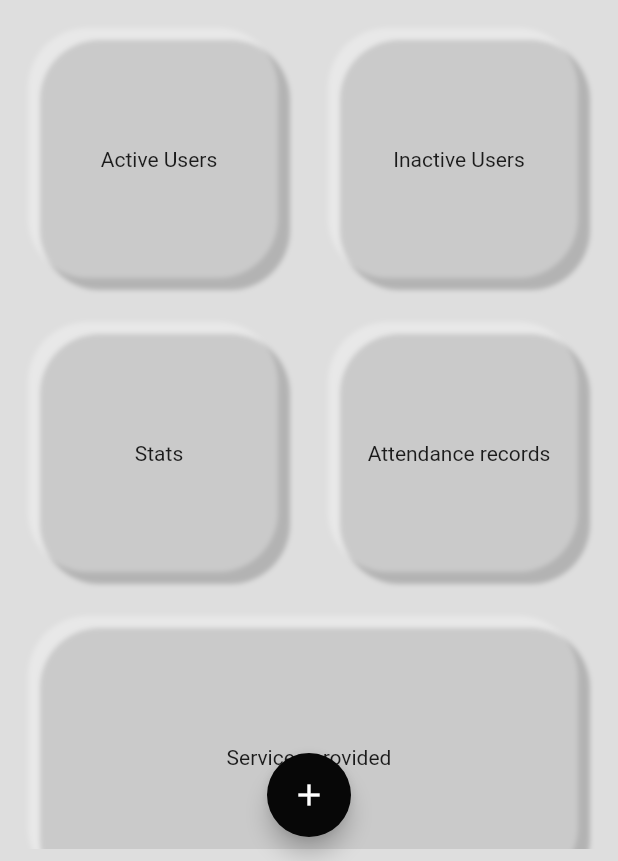
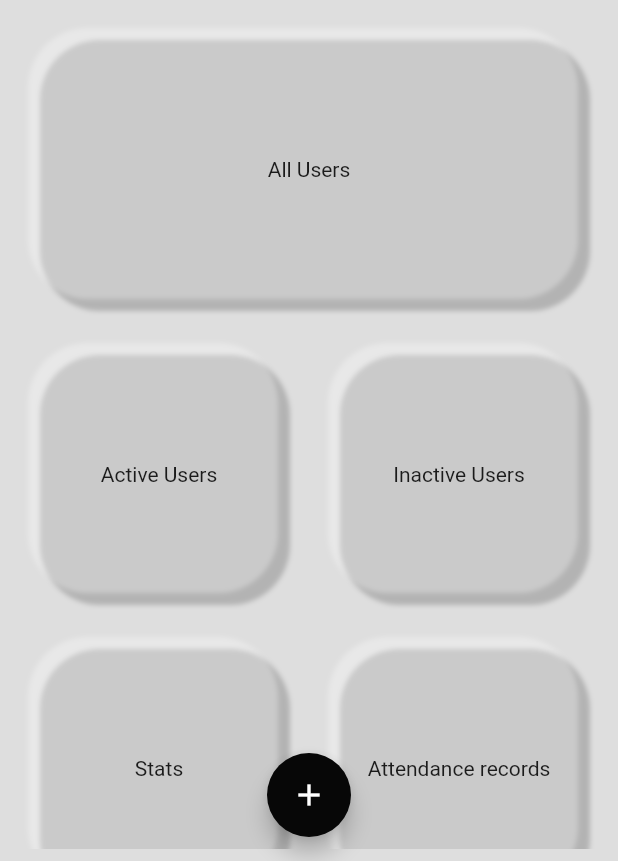
Before and after one commit to Nicole-ABC/springsuperior, a Flutter app: the screen it shows after launch, on a phone screen of 412 x 824 dp, the part 375-1236 px from its top. Run offline on Flutter 3.47's test engine with Material 2 defaults, Android fonts, the phone set to English and light mode, and no system bars; our stand-ins replace sqflite; accounts and stored records are empty.

Commit message:
Created member services for functions related to member database table, added list item widget for each member, UI/UX changes

```diff
--- a/lib/pages/home.dart
+++ b/lib/pages/home.dart
@@ -1,6 +1,7 @@
 import 'package:flutter/cupertino.dart';
 import 'package:flutter/material.dart';
 import 'package:spring_superior/pages/member_form.dart';
+import 'package:spring_superior/pages/members.dart';
 
 class HomePage extends StatefulWidget {
   @override
@@ -18,6 +19,36 @@ class _HomePageState extends State<HomePage> {
             padding: EdgeInsets.all(8.0),
             child: ListView(
               children: <Widget>[
+                Padding(
+                  padding: EdgeInsets.all(20.0),
+                  child: Container(
+                    height: 170.0,
+                    decoration: BoxDecoration(
+                        boxShadow: [
+                          BoxShadow(
+                              offset: Offset(4.0, 4.0),
+                              color: Theme.of(context).primaryColor.withOpacity(0.2),
+                              blurRadius: 2.0,
+                              spreadRadius: 5.0
+                          ),
+                          BoxShadow(
+                              offset: Offset(-4.0, -4.0),
+                              color: Colors.white.withOpacity(0.3),
+                              blurRadius: 2.0,
+                              spreadRadius: 5.0
+                          )
+                        ],
+                        borderRadius: BorderRadius.circular(40.0)
+                    ),
+                    child: InkWell(
+                      splashColor: Colors.pink.withOpacity(0.3),
+                      onTap: (){
+                        Navigator.push(context, MaterialPageRoute(builder: (context) => Members()));
+                      },
+                      child: Container(child: Center(child: Text("All Users"))),
+                    ),
+                  ),
+                ),
                 GridView(
                   gridDelegate: SliverGridDelegateWithFixedCrossAxisCount(
                     crossAxisCount: 2,
```
Also changed, not shown: lib/models/member_model.dart (+0 -15 lines), lib/pages/member_form.dart (+14 -1 lines), lib/pages/members.dart (added, +54 -0 lines), lib/services/member_services.dart (added, +41 -0 lines), lib/widgets/member_list_item.dart (added, +104 -0 lines).
